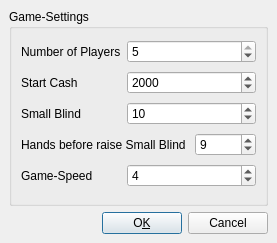
Qt form src/gui/qt/newgamedialog.ui (pokerth/pokerth) before a commit.
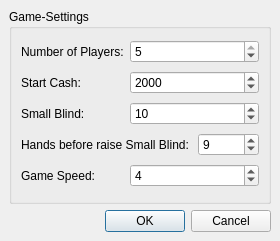
The same form after that commit.

Diff of the .ui file:
```diff
--- a/src/gui/qt/newgamedialog.ui
+++ b/src/gui/qt/newgamedialog.ui
@@ -5,8 +5,8 @@
    <rect>
     <x>0</x>
     <y>0</y>
-    <width>277</width>
-    <height>243</height>
+    <width>280</width>
+    <height>241</height>
    </rect>
   </property>
   <property name="windowTitle" >
@@ -47,10 +47,10 @@
         </property>
        </widget>
       </item>
-      <item row="3" column="0" colspan="2" >
-       <widget class="QLabel" name="label_14" >
+      <item row="4" column="0" >
+       <widget class="QLabel" name="label_5" >
         <property name="text" >
-         <string>Hands before raise Small Blind</string>
+         <string>Game Speed:</string>
         </property>
        </widget>
       </item>
@@ -64,26 +64,6 @@
         </property>
        </widget>
       </item>
-      <item row="4" column="0" >
-       <widget class="QLabel" name="label" >
-        <property name="text" >
-         <string>Game-Speed</string>
-        </property>
-       </widget>
-      </item>
-      <item row="0" column="1" colspan="2" >
-       <widget class="QSpinBox" name="spinBox_quantityPlayers" >
-        <property name="maximum" >
-         <number>5</number>
-        </property>
-        <property name="minimum" >
-         <number>2</number>
-        </property>
-        <property name="value" >
-         <number>5</number>
-        </property>
-       </widget>
-      </item>
       <item row="2" column="1" colspan="2" >
        <widget class="QSpinBox" name="spinBox_smallBlind" >
         <property name="maximum" >
@@ -97,6 +77,40 @@
         </property>
        </widget>
       </item>
+      <item row="0" column="1" colspan="2" >
+       <widget class="QSpinBox" name="spinBox_quantityPlayers" >
+        <property name="maximum" >
+         <number>5</number>
+        </property>
+        <property name="minimum" >
+         <number>2</number>
+        </property>
+        <property name="value" >
+         <number>5</number>
+        </property>
+       </widget>
+      </item>
+      <item row="0" column="0" >
+       <widget class="QLabel" name="label" >
+        <property name="text" >
+         <string>Number of Players:</string>
+        </property>
+       </widget>
+      </item>
+      <item row="1" column="0" >
+       <widget class="QLabel" name="label_2" >
+        <property name="text" >
+         <string>Start Cash:</string>
+        </property>
+       </widget>
+      </item>
+      <item row="2" column="0" >
+       <widget class="QLabel" name="label_3" >
+        <property name="text" >
+         <string>Small Blind:</string>
+        </property>
+       </widget>
+      </item>
       <item row="1" column="1" colspan="2" >
        <widget class="QSpinBox" name="spinBox_startCash" >
         <property name="maximum" >
@@ -110,24 +124,10 @@
         </property>
        </widget>
       </item>
-      <item row="0" column="0" >
+      <item row="3" column="0" colspan="2" >
        <widget class="QLabel" name="label_4" >
         <property name="text" >
-         <string>Number of Players</string>
-        </property>
-       </widget>
-      </item>
-      <item row="2" column="0" >
-       <widget class="QLabel" name="label_3" >
-        <property name="text" >
-         <string>Small Blind</string>
-        </property>
-       </widget>
-      </item>
-      <item row="1" column="0" >
-       <widget class="QLabel" name="label_2" >
-        <property name="text" >
-         <string>Start Cash</string>
+         <string>Hands before raise Small Blind:</string>
         </property>
        </widget>
       </item>
@@ -135,72 +135,17 @@
     </widget>
    </item>
    <item row="1" column="0" >
-    <layout class="QHBoxLayout" >
-     <property name="margin" >
-      <number>0</number>
+    <widget class="QDialogButtonBox" name="buttonBox" >
+     <property name="orientation" >
+      <enum>Qt::Horizontal</enum>
      </property>
-     <property name="spacing" >
-      <number>6</number>
+     <property name="standardButtons" >
+      <set>QDialogButtonBox::Cancel|QDialogButtonBox::NoButton|QDialogButtonBox::Ok</set>
      </property>
-     <item>
-      <spacer>
-       <property name="orientation" >
-        <enum>Qt::Horizontal</enum>
-       </property>
-       <property name="sizeType" >
-        <enum>QSizePolicy::Expanding</enum>
-       </property>
-       <property name="sizeHint" >
-        <size>
-         <width>20</width>
-         <height>20</height>
-        </size>
-       </property>
-      </spacer>
-     </item>
-     <item>
-      <widget class="QPushButton" name="buttonOk" >
-       <property name="text" >
-        <string>O&amp;K</string>
-       </property>
-       <property name="shortcut" >
-        <string>Alt+K</string>
-       </property>
-       <property name="autoDefault" >
-        <bool>true</bool>
-       </property>
-       <property name="default" >
-        <bool>true</bool>
-       </property>
-      </widget>
-     </item>
-     <item>
-      <widget class="QPushButton" name="buttonCancel" >
-       <property name="text" >
-        <string>Cancel</string>
-       </property>
-       <property name="shortcut" >
-        <string/>
-       </property>
-       <property name="autoDefault" >
-        <bool>true</bool>
-       </property>
-      </widget>
-     </item>
-    </layout>
+    </widget>
    </item>
   </layout>
  </widget>
- <layoutdefault spacing="6" margin="11" />
- <pixmapfunction>qPixmapFromMimeSource</pixmapfunction>
- <tabstops>
-  <tabstop>spinBox_quantityPlayers</tabstop>
-  <tabstop>spinBox_startCash</tabstop>
-  <tabstop>spinBox_smallBlind</tabstop>
-  <tabstop>spinBox_gameSpeed</tabstop>
-  <tabstop>buttonOk</tabstop>
-  <tabstop>buttonCancel</tabstop>
- </tabstops>
  <resources/>
  <connections>
   <connection>
```
Left out of the diff: 27 changed lines with no effect on the pictures.
